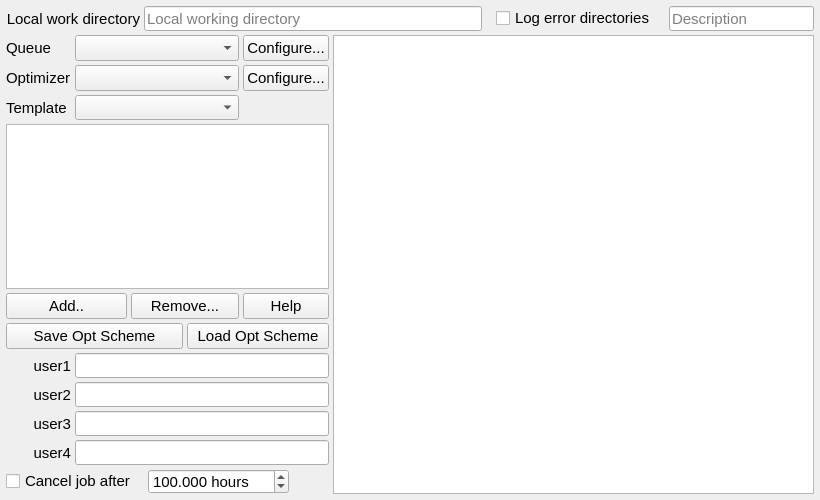
Before: the Qt Designer form src/search/gui/defaultopttab.ui in xtalopt/XtalOpt, drawn with Qt 5.
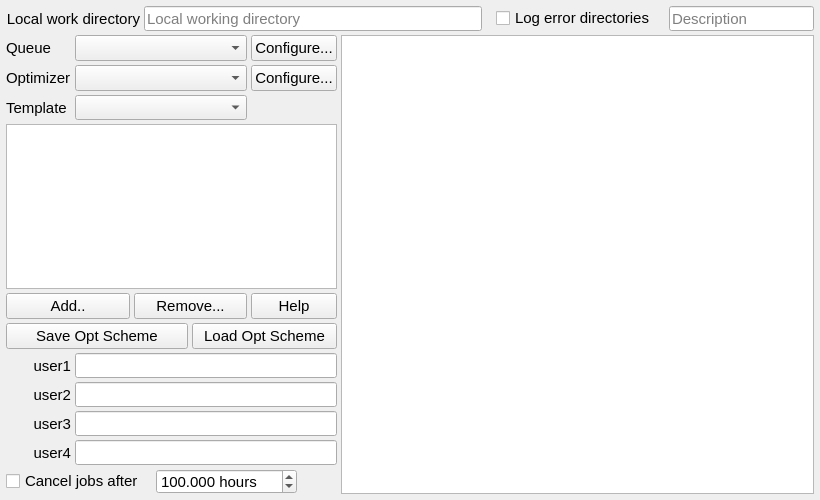
After: the same form once the commit is applied.

```diff
--- a/src/search/gui/defaultopttab.ui
+++ b/src/search/gui/defaultopttab.ui
@@ -544,7 +544,7 @@
         <string>&lt;html&gt;&lt;head/&gt;&lt;body&gt;&lt;p&gt;Automatically cancel a running optimization job after the set time; the next pending job is then submitted.&lt;/p&gt;&lt;/body&gt;&lt;/html&gt;</string>
        </property>
        <property name="text">
-        <string>Cancel job after</string>
+        <string>Cancel jobs after</string>
        </property>
       </widget>
      </item>
```
